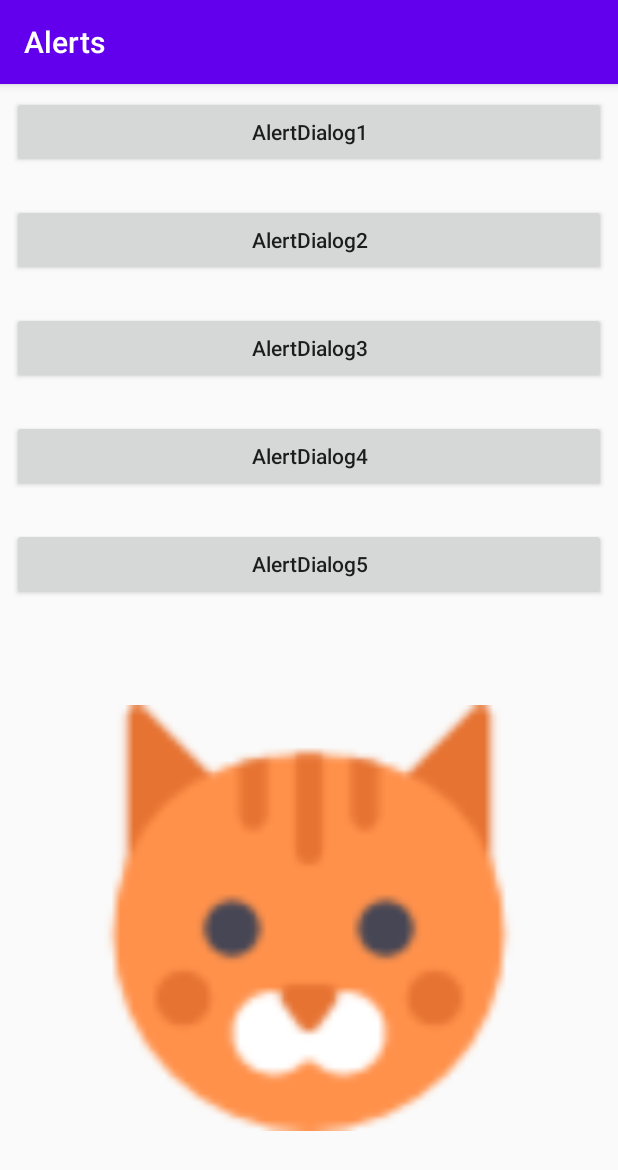
After one commit to HAyeon106/android_hw, an Android app: the AlertsActivity screen opened directly, with no data from a screen before it, on a phone screen of 412 x 824 dp. The commit adds this screen. Shown: the top 1170 px of the screen. Run offline under Robolectric (Android 15) with nearby library versions, the phone set to English and light mode, and no system bars.

Commit message:
과제: AlertDialog 만들기

```diff
--- a/app/src/main/AndroidManifest.xml
+++ b/app/src/main/AndroidManifest.xml
@@ -9,7 +9,10 @@
         android:roundIcon="@mipmap/ic_launcher_round"
         android:supportsRtl="true"
         android:theme="@style/AppTheme">
-        <activity android:name=".SpinnersActivity" android:label="@string/action_spinners"></activity>
+        <activity android:name=".AlertsActivity" android:label="@string/action_alerts"></activity>
+        <activity
+            android:name=".SpinnersActivity"
+            android:label="@string/action_spinners" />
         <activity
             android:name=".CheckboxesActivity"
             android:label="@string/action_checkboxes" />
--- a/app/src/main/java/net/skhu/MainActivity.java
+++ b/app/src/main/java/net/skhu/MainActivity.java
@@ -44,6 +44,10 @@ public class MainActivity extends AppCompatActivity {
             Intent intent = new Intent(this, SpinnersActivity.class);
             startActivity(intent);
             return true;
+        } else if(id == R.id.action_alerts){
+            Intent intent = new Intent(this, AlertsActivity.class);
+            startActivity(intent);
+            return true;
         }
         return super.onOptionsItemSelected(item);
     }
--- /dev/null
+++ b/app/src/main/res/layout/activity_alerts.xml
@@ -0,0 +1,102 @@
+<?xml version="1.0" encoding="utf-8"?>
+<androidx.constraintlayout.widget.ConstraintLayout xmlns:android="http://schemas.android.com/apk/res/android"
+    xmlns:app="http://schemas.android.com/apk/res-auto"
+    xmlns:tools="http://schemas.android.com/tools"
+    android:layout_width="match_parent"
+    android:layout_height="match_parent"
+    tools:context=".AlertsActivity">
+
+    <Button
+        android:id="@+id/button1"
+        android:layout_width="0dp"
+        android:layout_height="wrap_content"
+        android:layout_marginStart="8dp"
+        android:layout_marginLeft="8dp"
+        android:layout_marginTop="8dp"
+        android:layout_marginEnd="8dp"
+        android:layout_marginRight="8dp"
+        android:onClick="button1_clicked"
+        android:text="AlertDialog1"
+        android:textAllCaps="false"
+        app:layout_constraintEnd_toEndOf="parent"
+        app:layout_constraintStart_toStartOf="parent"
+        app:layout_constraintTop_toTopOf="parent" />
+
+    <Button
+        android:id="@+id/button2"
+        android:layout_width="0dp"
+        android:layout_height="wrap_content"
+        android:layout_marginStart="8dp"
+        android:layout_marginLeft="8dp"
+        android:layout_marginTop="24dp"
+        android:layout_marginEnd="8dp"
+        android:layout_marginRight="8dp"
+        android:onClick="button2_clicked"
+        android:text="AlertDialog2"
+        app:layout_constraintEnd_toEndOf="parent"
+        app:layout_constraintStart_toStartOf="parent"
+        app:layout_constraintTop_toBottomOf="@+id/button1" />
+
+    <Button
+        android:id="@+id/button3"
+        android:layout_width="0dp"
+        android:layout_height="wrap_content"
+        android:layout_marginStart="8dp"
+        android:layout_marginLeft="8dp"
+        android:layout_marginTop="24dp"
+        android:layout_marginEnd="8dp"
+        android:layout_marginRight="8dp"
+        android:onClick="button3_clicked"
+        android:text="AlertDialog3"
+        app:layout_constraintEnd_toEndOf="parent"
+        app:layout_constraintStart_toStartOf="parent"
+        app:layout_constraintTop_toBottomOf="@+id/button2" />
+
+    <ImageView
+        android:id="@+id/imageView1"
+        android:layout_width="0dp"
+        android:layout_height="0dp"
+        android:layout_marginStart="64dp"
+        android:layout_marginLeft="64dp"
+        android:layout_marginTop="64dp"
+        android:layout_marginEnd="64dp"
+        android:layout_marginRight="64dp"
+        android:layout_marginBottom="64dp"
+        app:layout_constraintBottom_toBottomOf="parent"
+        app:layout_constraintEnd_toEndOf="parent"
+        app:layout_constraintHorizontal_bias="0.0"
+        app:layout_constraintStart_toStartOf="parent"
+        app:layout_constraintTop_toBottomOf="@+id/button8"
+        app:layout_constraintVertical_bias="0.0"
+        app:srcCompat="@drawable/animal_cat_large" />
+
+    <Button
+        android:id="@+id/button4"
+        android:layout_width="0dp"
+        android:layout_height="wrap_content"
+        android:layout_marginStart="8dp"
+        android:layout_marginLeft="8dp"
+        android:layout_marginTop="24dp"
+        android:layout_marginEnd="8dp"
+        android:layout_marginRight="8dp"
+        android:onClick="button4_clicked"
+        android:text="AlertDialog4"
+        app:layout_constraintEnd_toEndOf="parent"
+        app:layout_constraintStart_toStartOf="parent"
+        app:layout_constraintTop_toBottomOf="@+id/button3" />
+
+    <Button
+        android:id="@+id/button8"
+        android:layout_width="0dp"
+        android:layout_height="wrap_content"
+        android:layout_marginStart="8dp"
+        android:layout_marginLeft="8dp"
+        android:layout_marginTop="24dp"
+        android:layout_marginEnd="8dp"
+        android:layout_marginRight="8dp"
+        android:onClick="button5_clicked"
+        android:text="AlertDialog5"
+        app:layout_constraintEnd_toEndOf="parent"
+        app:layout_constraintStart_toStartOf="parent"
+        app:layout_constraintTop_toBottomOf="@+id/button4" />
+</androidx.constraintlayout.widget.ConstraintLayout>
--- a/app/src/main/res/menu/menu_main.xml
+++ b/app/src/main/res/menu/menu_main.xml
@@ -21,4 +21,8 @@
         android:id="@+id/action_spinners"
         android:title="@string/action_spinners"
         app:showAsAction="never"/>
+    <item
+        android:id="@+id/action_alerts"
+        android:title="@string/action_alerts"
+        app:showAsAction="never"/>
 </menu>
--- a/app/src/main/res/values/strings.xml
+++ b/app/src/main/res/values/strings.xml
@@ -33,4 +33,18 @@
         <item>기타</item>
     </string-array>
     <string name="action_spinners">Spinners</string>
+    <string-array name="animals">
+        <item>고양이</item>
+        <item>강아지</item>
+        <item>부엉이</item>
+    </string-array>
+    <string name="action_alerts">Alerts</string>
+    <string name="saveSuccess">저장 성공</string>
+    <string name="close">닫기</string>
+    <string name="confirm">확인</string>
+    <string name="doYouWantToDelete">삭제하시겠습니까?</string>
+    <string name="yes">예</string>
+    <string name="no">아니요</string>
+    <string name="selectAnimal">동물 선택</string>
+    <string name="cancel">취소</string>
 </resources>
--- a/app/src/main/res/values/styles.xml
+++ b/app/src/main/res/values/styles.xml
@@ -6,6 +6,7 @@
         <item name="colorPrimary">@color/colorPrimary</item>
         <item name="colorPrimaryDark">@color/colorPrimaryDark</item>
         <item name="colorAccent">@color/colorAccent</item>
+        <item name="textAllCaps">false</item>
     </style>
 
 </resources>
```
Also changed, not shown: app/src/main/java/net/skhu/AlertsActivity.java (added, +118 -0 lines).
